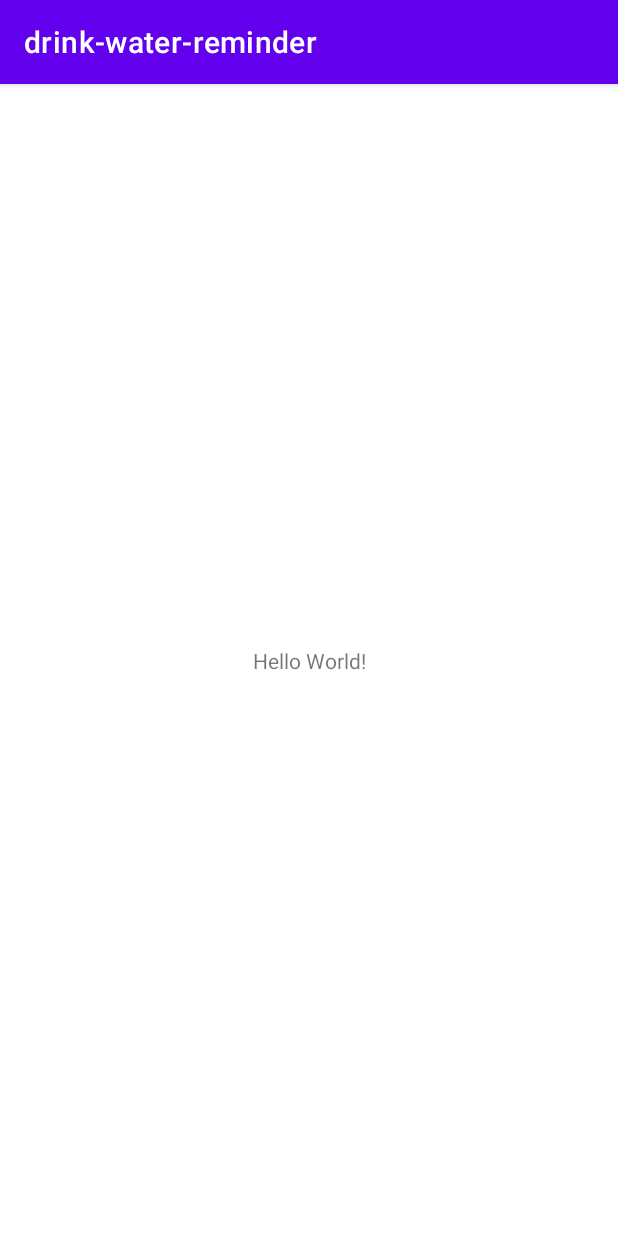
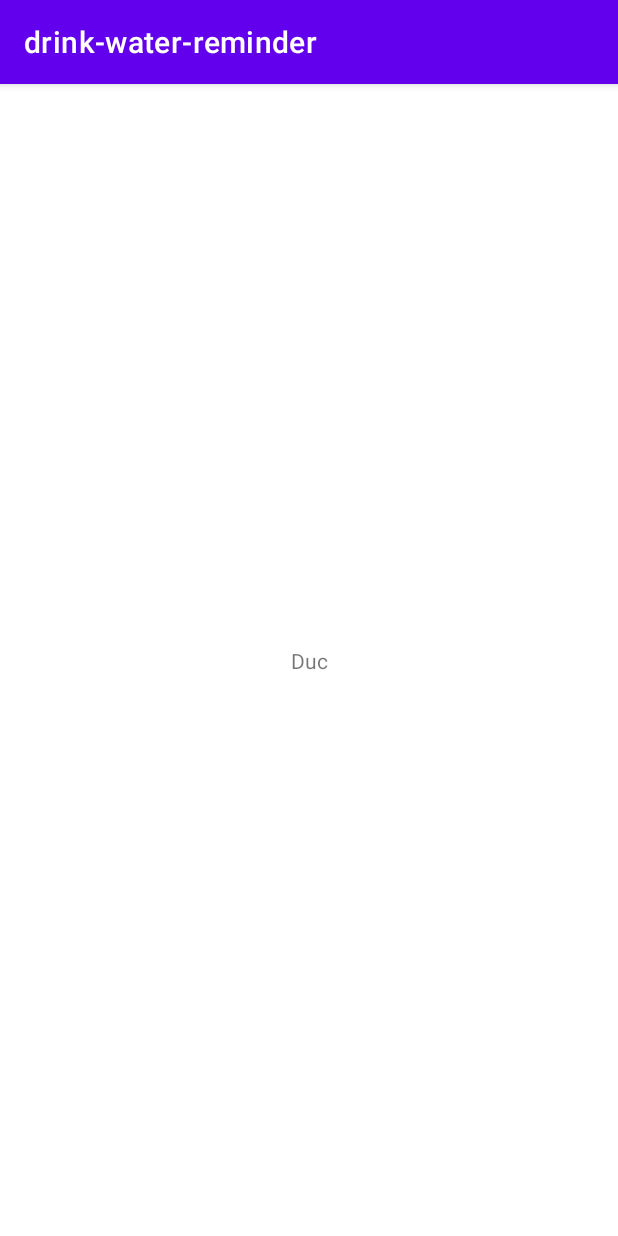
Before and after one commit to nghxtrung/drink-water-reminder, an Android app: the screen it shows after launch (MainActivity), on a phone screen of 412 x 824 dp. Run offline under Robolectric (Android 15) with nearby library versions, the phone set to English and light mode, and no system bars.

Commit message:
Update xml

```diff
--- a/app/src/main/res/layout/activity_main.xml
+++ b/app/src/main/res/layout/activity_main.xml
@@ -9,7 +9,7 @@
     <TextView
         android:layout_width="wrap_content"
         android:layout_height="wrap_content"
-        android:text="Hello World!"
+        android:text="Duc"
         app:layout_constraintBottom_toBottomOf="parent"
         app:layout_constraintLeft_toLeftOf="parent"
         app:layout_constraintRight_toRightOf="parent"
```
